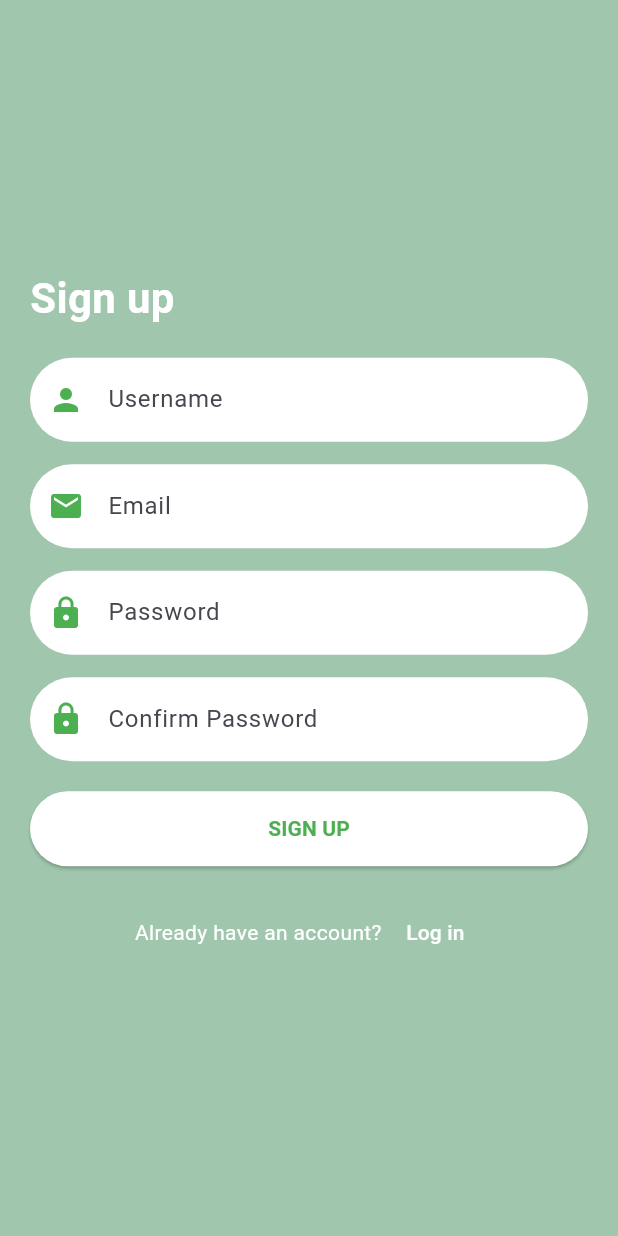
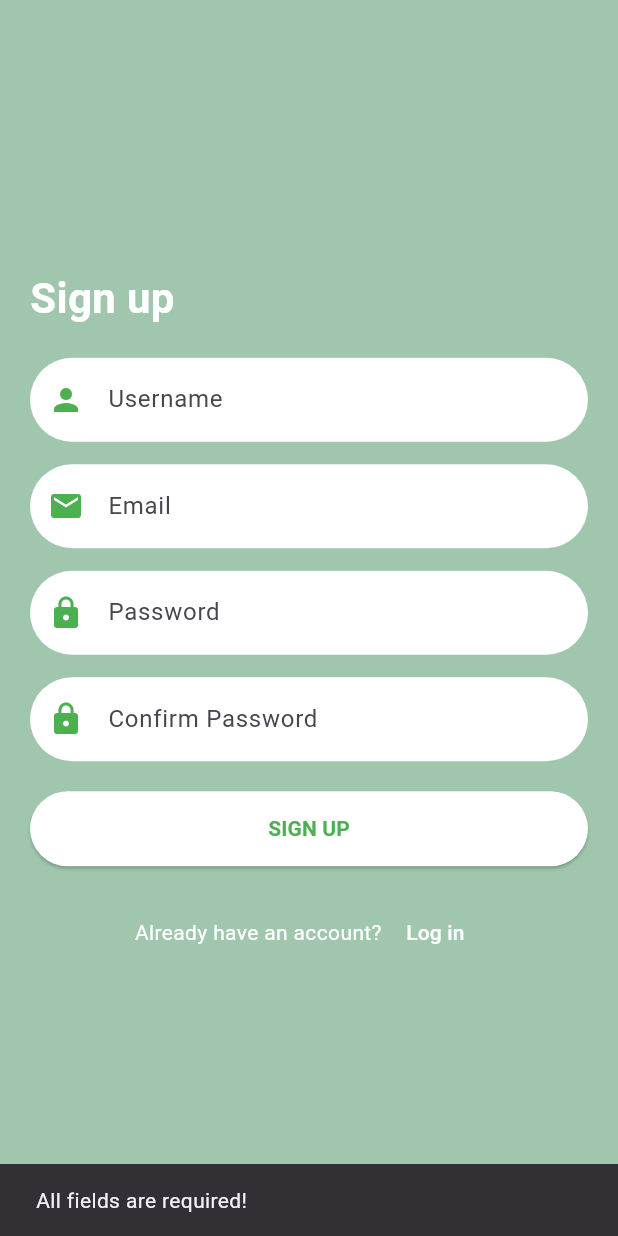
Before and after one commit to aminfaiad/flutter_seaweed, a Flutter app: the SignUpPage screen opened directly, after a tap on "SIGN UP", on a phone screen of 412 x 824 dp. Run offline on Flutter 3.47's test engine with Material 3 defaults, Android fonts, the phone set to English and light mode, and no system bars; our stand-ins replace firebase_core, firebase_messaging, fl_chart, syncfusion_flutter_charts; accounts and stored records are empty; network calls fail.

Commit message:
changed something

```diff
--- a/lib/home_page.dart
+++ b/lib/home_page.dart
@@ -180,7 +180,7 @@ class _FarmDashboardPageState extends State<FarmDashboardPage> {
               } else if (value == 'change_password') {
                 Navigator.push(
                   context,
-                  MaterialPageRoute(builder: (context) => ChangePasswordPage(username: "SOPIIIIIIIIIAAAAAAAAAAAAA",)),
+                  MaterialPageRoute(builder: (context) => ChangePasswordPage(mobileToken: widget.mobile_token)),
                 );
               } else if (value == 'logout') {
                 Navigator.pushAndRemoveUntil(
--- a/lib/signup_page.dart
+++ b/lib/signup_page.dart
@@ -1,7 +1,83 @@
+import 'dart:convert';
 import 'package:flutter/material.dart';
+import 'package:http/http.dart' as http;
 import 'login_page.dart';
 
 class SignUpPage extends StatelessWidget {
+  final TextEditingController nameController = TextEditingController();
+  final TextEditingController emailController = TextEditingController();
+  final TextEditingController passwordController = TextEditingController();
+  final TextEditingController confirmPasswordController = TextEditingController();
+
+  Future<void> register(BuildContext context) async {
+    final String name = nameController.text.trim();
+    final String email = emailController.text.trim();
+    final String password = passwordController.text.trim();
+    final String confirmPassword = confirmPasswordController.text.trim();
+
+    if (password != confirmPassword) {
+      ScaffoldMessenger.of(context).showSnackBar(
+        SnackBar(content: Text("Passwords do not match!")),
+      );
+      return;
+    }
+
+    if (name.isEmpty || email.isEmpty || password.isEmpty) {
+      ScaffoldMessenger.of(context).showSnackBar(
+        SnackBar(content: Text("All fields are required!")),
+      );
+      return;
+    }
+
+    try {
+      final response = await http.post(
+        Uri.parse('https://smartseaweed.site/Real/register_mobile.php'),
+        body: {
+          'name': name,
+          'email': email,
+          'password': password,
+        },
+      );
+
+      final Map<String, dynamic> responseData = json.decode(response.body);
+
+      if (responseData['status'] == 'success') {
+        showDialog(
+          context: context,
+          builder: (BuildContext context) {
+            return AlertDialog(
+              title: Text("Registration Successful"),
+              content: Text("You have successfully registered. Please log in."),
+              actions: [
+                TextButton(
+                  onPressed: () {
+                    Navigator.of(context).pop(); // Close the dialog
+                    Navigator.pop(context);
+                  },
+                  child: Text("OK"),
+                ),
+              ],
+            );
+          },
+        );
+      } else {
+        ScaffoldMessenger.of(context).showSnackBar(
+          SnackBar(
+            content: Text("Failed to register: ${responseData['message']}"),
+            backgroundColor: Colors.red,
+          ),
+        );
+      }
+    } catch (e) {
+      ScaffoldMessenger.of(context).showSnackBar(
+        SnackBar(
+          content: Text("An error occurred: $e"),
+          backgroundColor: Colors.red,
+        ),
+      );
+    }
+  }
+
   @override
   Widget build(BuildContext context) {
     return Scaffold(
@@ -22,8 +98,8 @@ class SignUpPage extends StatelessWidget {
                   ),
                 ),
                 SizedBox(height: 20),
-                // Username TextField
                 TextField(
+                  controller: nameController,
                   decoration: InputDecoration(
                     filled: true,
                     fillColor: Colors.white,
@@ -36,8 +112,8 @@ class SignUpPage extends StatelessWidget {
                   ),
                 ),
                 SizedBox(height: 15),
-                // Email TextField
                 TextField(
+                  controller: emailController,
                   decoration: InputDecoration(
                     filled: true,
                     fillColor: Colors.white,
@@ -50,8 +126,8 @@ class SignUpPage extends StatelessWidget {
                   ),
                 ),
                 SizedBox(height: 15),
-                // Password TextField
                 TextField(
+                  controller: passwordController,
                   obscureText: true,
                   decoration: InputDecoration(
                     filled: true,
@@ -65,8 +141,8 @@ class SignUpPage extends StatelessWidget {
                   ),
                 ),
                 SizedBox(height: 15),
-                // Confirm Password TextField
                 TextField(
+                  controller: confirmPasswordController,
                   obscureText: true,
                   decoration: InputDecoration(
                     filled: true,
@@ -80,7 +156,6 @@ class SignUpPage extends StatelessWidget {
                   ),
                 ),
                 SizedBox(height: 20),
-                // Sign Up Button
                 SizedBox(
                   width: double.infinity,
                   child: ElevatedButton(
@@ -91,9 +166,7 @@ class SignUpPage extends StatelessWidget {
                       ),
                       padding: EdgeInsets.symmetric(vertical: 15),
                     ),
-                    onPressed: () {
-                      // Handle sign up
-                    },
+                    onPressed: () => register(context),
                     child: Text(
                       'SIGN UP',
                       style: TextStyle(
@@ -104,7 +177,6 @@ class SignUpPage extends StatelessWidget {
                   ),
                 ),
                 SizedBox(height: 20),
-                // Login Redirect
                 Row(
                   mainAxisAlignment: MainAxisAlignment.center,
                   children: [
@@ -114,10 +186,7 @@ class SignUpPage extends StatelessWidget {
                     ),
                     TextButton(
                       onPressed: () {
-                        Navigator.push(
-                          context,
-                          MaterialPageRoute(builder: (context) => LoginPage()),
-                        );
+                        Navigator.pop(context);
                       },
                       child: Text(
                         'Log in',
```
Also changed, not shown: lib/changepw_page.dart (+11 -53 lines), pubspec.yaml (+7 -0 lines), asset/custom_icon.png, 2 other files.
